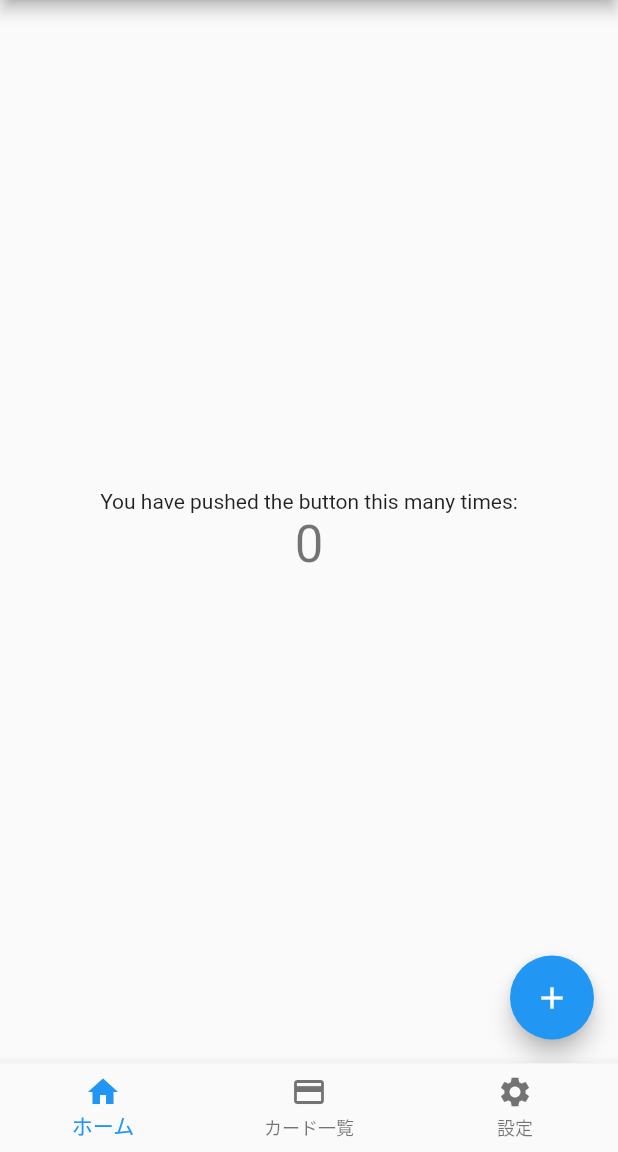
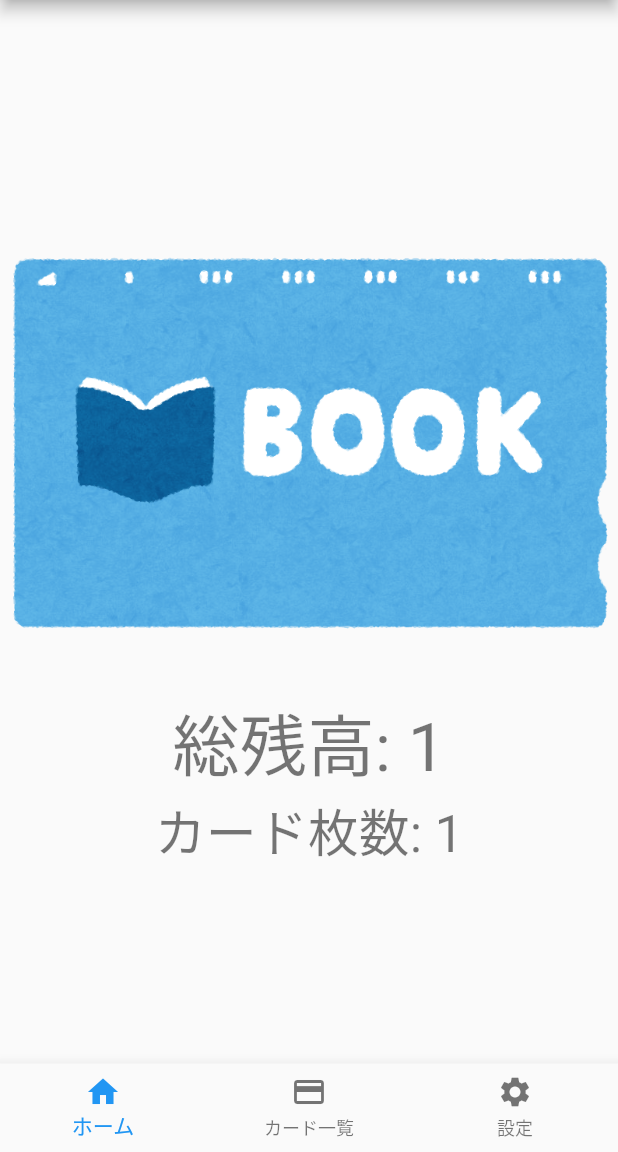
Before and after one commit to Dosugamea/book-card-pay, a Flutter app: the screen it shows after launch, on a phone screen of 412 x 824 dp, the part 84-1236 px from its top. Run offline on Flutter 3.47's test engine with Material 2 defaults, Android fonts, the phone set to English and light mode, and no system bars.

Commit message:
🚧 Created home layout

```diff
--- a/lib/pages/home.dart
+++ b/lib/pages/home.dart
@@ -13,10 +13,10 @@ class HomePage extends StatefulWidget {
 class _HomePageState extends State<HomePage> {
   int _counter = 0;
 
-  void _incrementCounter() {
-    setState(() {
-      _counter++;
-    });
+  @override
+  void initState() {
+    _counter += 1;
+    super.initState();
   }
 
   @override
@@ -26,21 +26,17 @@ class _HomePageState extends State<HomePage> {
       child: Column(
         mainAxisAlignment: MainAxisAlignment.center,
         children: <Widget>[
-            const Text(
-              'You have pushed the button this many times:',
+          Image.asset('assets/book_tosyo_card.png'),
+          Text(
+            '総残高: $_counter',
+            style: Theme.of(context).textTheme.headline3,
           ),
           Text(
-              '$_counter',
+            'カード枚数: $_counter',
             style: Theme.of(context).textTheme.headline4,
           ),
         ],
       ),
-      ),
-      floatingActionButton: FloatingActionButton(
-        onPressed: _incrementCounter,
-        tooltip: 'Increment',
-        child: const Icon(Icons.add),
-      ),
-    );
+    ));
   }
 }
```
Lines whose indentation alone changed are shown as unchanged.
